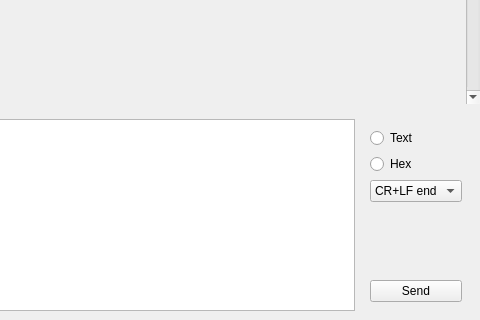
First picture: the form in src/UI/QT/Frame_MainTextArea.ui, repository TheBeef/WhippyTerm, before the edit; both pictures show x 503 to 983 and y 329 to 649 of the 983 by 649 pixel window.
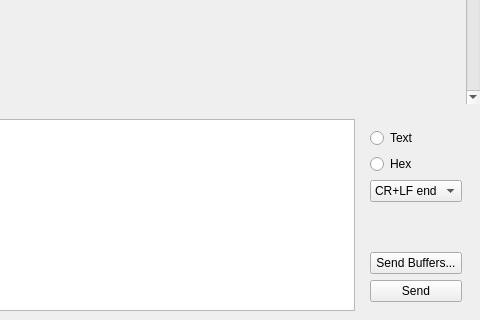
Second picture: the form after the edit. Icons and pictures are not drawn. Custom widgets are drawn as their Qt base class.

Commit message: Added quick jump button to send line inputs

```diff
--- a/src/UI/QT/Frame_MainTextArea.ui
+++ b/src/UI/QT/Frame_MainTextArea.ui
@@ -306,6 +306,13 @@
               </property>
              </spacer>
             </item>
+            <item>
+             <widget class="QPushButton" name="Jump2SendBuffers_pushButton">
+              <property name="text">
+               <string>Send Buffers...</string>
+              </property>
+             </widget>
+            </item>
             <item>
              <widget class="QPushButton" name="BlockSendSend_pushButton">
               <property name="text">
```
The commit also changes 11 other files.
